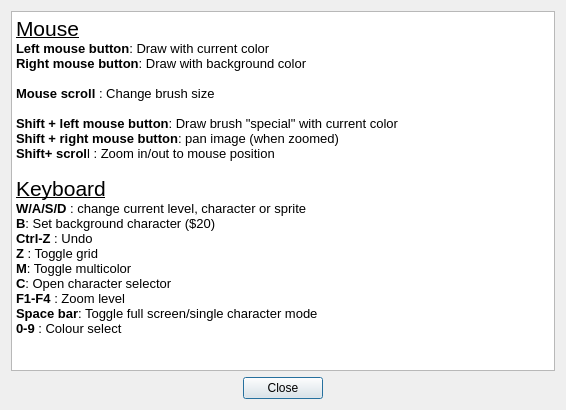
Above: source/dialogimagehelp.ui from leuat/TRSE before the change. Below: the same form after it.
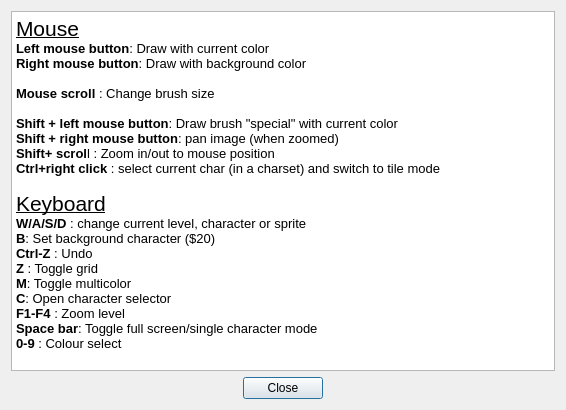
That is the form after the change.

Commit message: Select char by ctrl+right click

```diff
--- a/source/dialogimagehelp.ui
+++ b/source/dialogimagehelp.ui
@@ -32,6 +32,7 @@
 &lt;p style=&quot; margin-top:0px; margin-bottom:0px; margin-left:0px; margin-right:0px; -qt-block-indent:0; text-indent:0px;&quot;&gt;&lt;span style=&quot; font-family:'Noto Sans'; font-weight:600;&quot;&gt;Shift + left mouse button&lt;/span&gt;&lt;span style=&quot; font-family:'Noto Sans';&quot;&gt;: Draw brush &amp;quot;special&amp;quot; with current color&lt;/span&gt;&lt;/p&gt;
 &lt;p style=&quot; margin-top:0px; margin-bottom:0px; margin-left:0px; margin-right:0px; -qt-block-indent:0; text-indent:0px;&quot;&gt;&lt;span style=&quot; font-family:'Noto Sans'; font-weight:600;&quot;&gt;Shift + right mouse button&lt;/span&gt;&lt;span style=&quot; font-family:'Noto Sans';&quot;&gt;: pan image (when zoomed)&lt;/span&gt;&lt;/p&gt;
 &lt;p style=&quot; margin-top:0px; margin-bottom:0px; margin-left:0px; margin-right:0px; -qt-block-indent:0; text-indent:0px;&quot;&gt;&lt;span style=&quot; font-family:'Noto Sans'; font-weight:600;&quot;&gt;Shift+ scrol&lt;/span&gt;&lt;span style=&quot; font-family:'Noto Sans';&quot;&gt;l : Zoom in/out to mouse position&lt;/span&gt;&lt;/p&gt;
+&lt;p style=&quot; margin-top:0px; margin-bottom:0px; margin-left:0px; margin-right:0px; -qt-block-indent:0; text-indent:0px;&quot;&gt;&lt;span style=&quot; font-family:'Noto Sans'; font-weight:600;&quot;&gt;Ctrl+right click&lt;/span&gt;&lt;span style=&quot; font-family:'Noto Sans';&quot;&gt; : select current char (in a charset) and switch to tile mode&lt;/span&gt;&lt;/p&gt;
 &lt;p style=&quot;-qt-paragraph-type:empty; margin-top:0px; margin-bottom:0px; margin-left:0px; margin-right:0px; -qt-block-indent:0; text-indent:0px; font-family:'Noto Sans';&quot;&gt;&lt;br /&gt;&lt;/p&gt;
 &lt;p style=&quot; margin-top:0px; margin-bottom:0px; margin-left:0px; margin-right:0px; -qt-block-indent:0; text-indent:0px;&quot;&gt;&lt;span style=&quot; font-family:'Noto Sans'; font-size:16pt; text-decoration: underline;&quot;&gt;Keyboard&lt;/span&gt;&lt;/p&gt;
 &lt;p style=&quot; margin-top:0px; margin-bottom:0px; margin-left:0px; margin-right:0px; -qt-block-indent:0; text-indent:0px;&quot;&gt;&lt;span style=&quot; font-family:'Noto Sans'; font-weight:600;&quot;&gt;W/A/S/D&lt;/span&gt;&lt;span style=&quot; font-family:'Noto Sans';&quot;&gt; : change current level, character or sprite&lt;/span&gt;&lt;/p&gt;
```
The commit also changes 9 other files.
